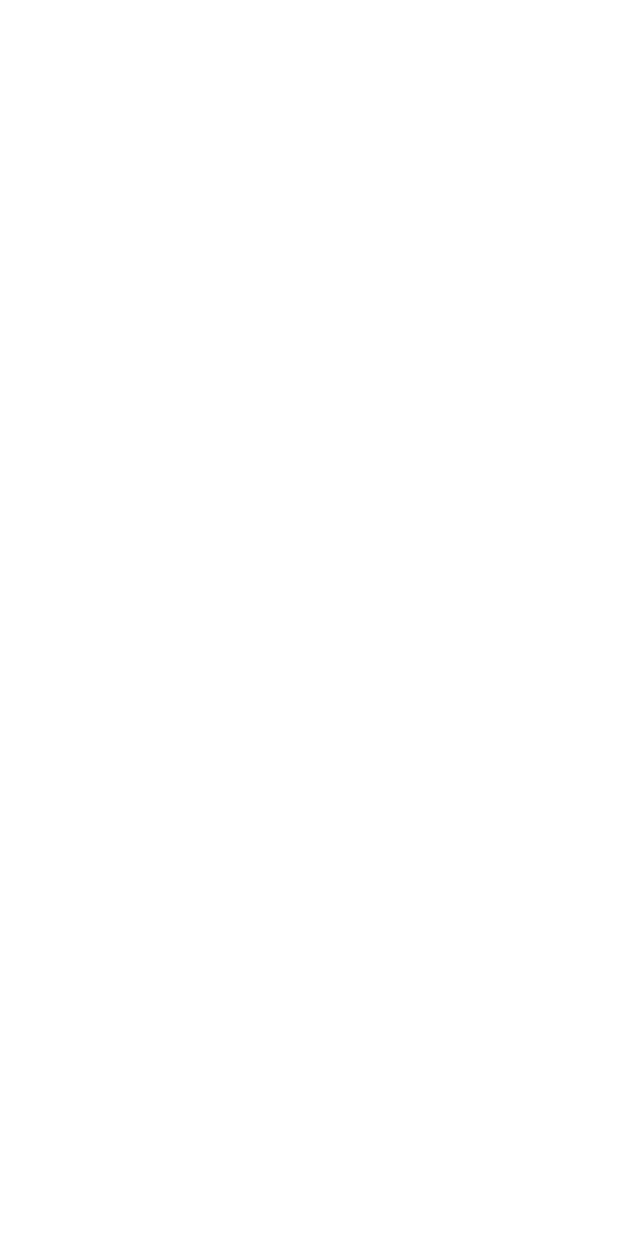
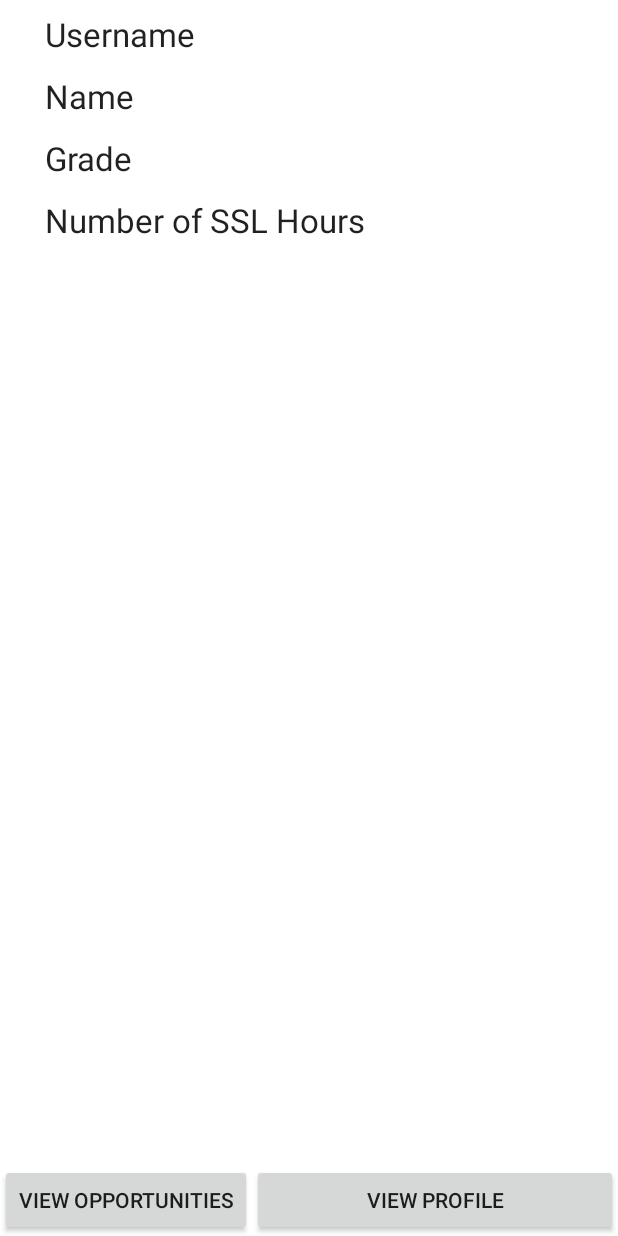
Before and after one commit to philipa18/Community-Service-Tracker, an Android app: the StudentActivity screen opened directly, with no data from a screen before it, on a phone screen of 412 x 824 dp. Before the commit the screen is empty. Run offline under Robolectric (Android 15) with nearby library versions, the light colour scheme and no system bars.

Commit message:
added student profile ui

```diff
--- a/app/src/main/res/layout/activity_student.xml
+++ b/app/src/main/res/layout/activity_student.xml
@@ -1,6 +1,95 @@
-<?xml version="1.0" encoding="utf-8"?>
-<androidx.constraintlayout.widget.ConstraintLayout xmlns:android="http://schemas.android.com/apk/res/android"
+<RelativeLayout xmlns:android="http://schemas.android.com/apk/res/android"
     android:layout_width="match_parent"
     android:layout_height="match_parent">
+    <TextView
+        android:id="@+id/usernameLabel"
+        android:layout_width="wrap_content"
+        android:layout_height="wrap_content"
+        android:layout_marginTop="8dp"
+        android:layout_marginLeft="30dp"
+        android:text="@string/username_string"
+        android:textAppearance="?android:attr/textAppearanceLarge" >
+    </TextView>
 
-</androidx.constraintlayout.widget.ConstraintLayout>
+    <TextView
+        android:id="@+id/username"
+        android:layout_width="match_parent"
+        android:layout_height="wrap_content"
+        android:layout_toRightOf="@+id/usernameLabel"
+        android:layout_alignBottom="@+id/usernameLabel"
+       />
+
+    <TextView
+        android:id="@+id/nameLabel"
+        android:layout_width="wrap_content"
+        android:layout_height="wrap_content"
+        android:layout_below="@+id/usernameLabel"
+        android:layout_alignParentStart="true"
+        android:layout_marginTop="12dp"
+        android:layout_marginLeft="30dp"
+        android:text="@string/name_string"
+        android:textAppearance="?android:attr/textAppearanceLarge" />
+
+    <TextView
+        android:id="@+id/name"
+        android:layout_width="match_parent"
+        android:layout_height="wrap_content"
+        android:layout_toRightOf="@+id/nameLabel"
+        android:layout_alignBottom="@+id/nameLabel"
+        android:layout_alignStart="@+id/username"
+        />
+
+    <TextView
+        android:id="@+id/gradeLabel"
+        android:layout_width="wrap_content"
+        android:layout_height="wrap_content"
+        android:layout_below="@+id/nameLabel"
+        android:layout_alignParentStart="true"
+        android:layout_marginTop="12dp"
+        android:layout_marginLeft="30dp"
+        android:text="@string/grade_string"
+        android:textAppearance="?android:attr/textAppearanceLarge"/>
+    <TextView
+        android:id="@+id/grade"
+        android:layout_width="match_parent"
+        android:layout_height="wrap_content"
+        android:layout_toRightOf="@+id/gradeLabel"
+        android:layout_alignBottom="@+id/gradeLabel"
+        android:layout_alignStart="@+id/username"
+        />
+    <TextView
+        android:id="@+id/SSLLabel"
+        android:layout_width="wrap_content"
+        android:layout_height="wrap_content"
+        android:layout_below="@+id/gradeLabel"
+        android:layout_alignParentStart="true"
+        android:layout_marginTop="12dp"
+        android:layout_marginLeft="30dp"
+        android:text="@string/ssl_string"
+        android:textAppearance="?android:attr/textAppearanceLarge"/>
+    <TextView
+        android:id="@+id/numSSLHours"
+        android:layout_width="match_parent"
+        android:layout_height="wrap_content"
+        android:layout_toRightOf="@+id/SSLLabel"
+        android:layout_alignBottom="@+id/SSLLabel"
+        android:layout_alignStart="@+id/username" />
+    <Button
+    android:id="@+id/viewOpportunitiesButton"
+    android:layout_width="wrap_content"
+    android:layout_height="wrap_content"
+    android:layout_alignParentBottom="true"
+        android:layout_alignParentStart="true"
+    android:text="@string/view_opportunities_string" />
+
+    <Button
+        android:id="@+id/viewProfleButton"
+        android:layout_width="wrap_content"
+        android:layout_height="wrap_content"
+        android:layout_alignParentBottom="true"
+        android:layout_alignParentEnd="true"
+        android:layout_toRightOf="@+id/viewOpportunitiesButton"
+        android:text="@string/view_profile_string" />
+
+
+</RelativeLayout>
--- a/app/src/main/res/values/strings.xml
+++ b/app/src/main/res/values/strings.xml
@@ -1,3 +1,9 @@
 <resources>
     <string name="app_name">Community Service Tracker</string>
+    <string name="username_string">Username</string>
+    <string name="name_string">Name</string>
+    <string name="grade_string">Grade</string>
+    <string name="ssl_string">Number of SSL Hours</string>
+    <string name="view_opportunities_string">View Opportunities</string>
+    <string name="view_profile_string">View Profile</string>
 </resources>
```
